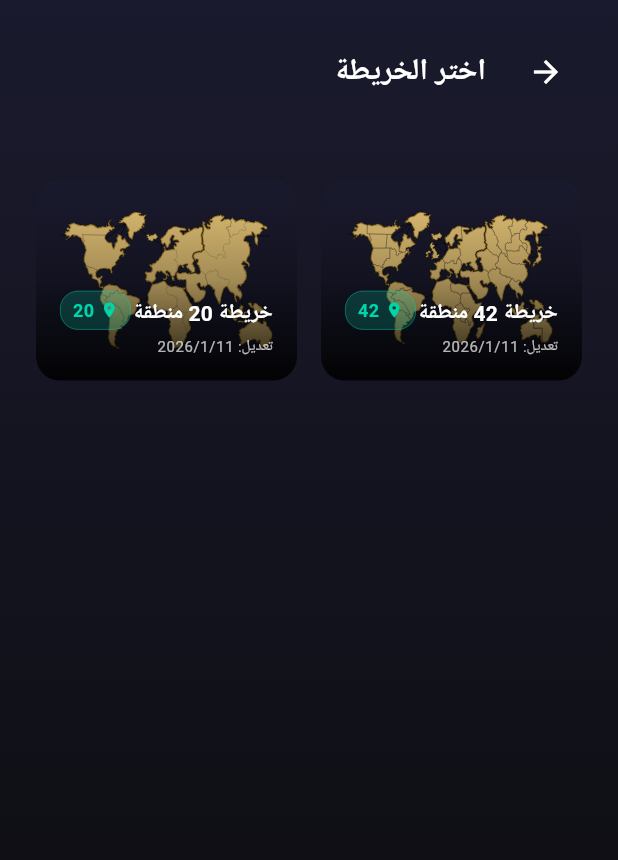
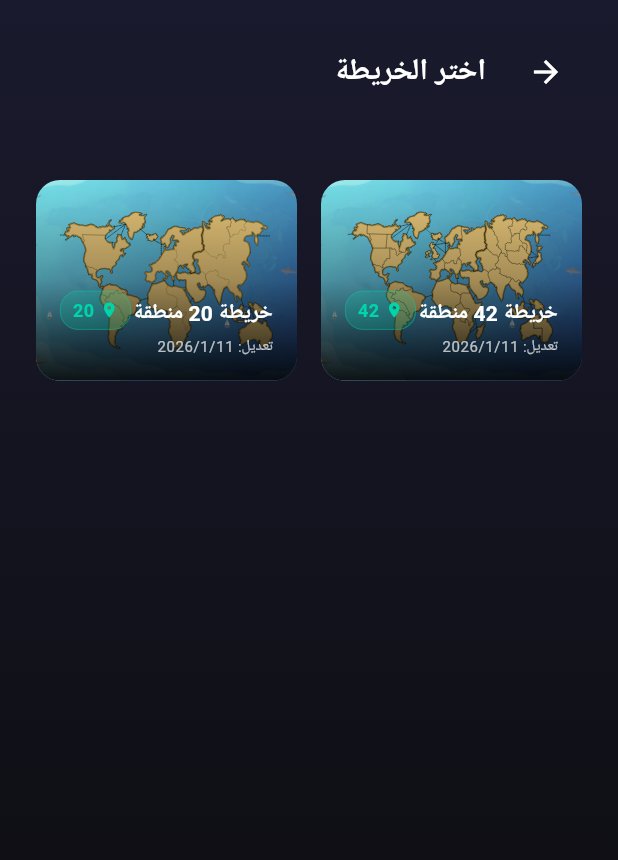
Before and after one commit to A-Altanahy/World-War-3-Game, a Flutter app: the MapSelectionPage screen opened directly, on a phone screen of 412 x 824 dp. Shown: the top 860 px of the screen. Run offline on Flutter 3.47's test engine with Material 3 defaults, Android fonts, the phone set to English and light mode, and no system bars; our stand-ins replace flutter_colorpicker, flutter_svg, shared_preferences; missing offline and left inert: window_manager; accounts and stored records are empty.

Commit message:
Add sea background to map and preview cards

```diff
--- a/lib/widgets/map_preview_card.dart
+++ b/lib/widgets/map_preview_card.dart
@@ -89,8 +89,14 @@ class _MapPreviewCardState extends State<MapPreviewCard>
                     children: [
                       // Background - Actual SVG Map Preview
                       Positioned.fill(
-                        child: Container(
-                          color: AppTheme.surfaceDark,
+                        child: Stack(
+                          fit: StackFit.expand,
+                          children: [
+                            Image.asset(
+                              'assets/sea background1.jpeg',
+                              fit: BoxFit.cover,
+                            ),
+                            Padding(
                               padding: const EdgeInsets.all(16),
                               child: widget.config.interactiveMapAsset != null
                                   ? SvgPicture.asset(
@@ -103,6 +109,8 @@ class _MapPreviewCardState extends State<MapPreviewCard>
                                         primaryColor: AppTheme.primaryNeon,
                                       ),
                                     ),
+                            ),
+                          ],
                         ),
                       ),
 
--- a/pubspec.yaml
+++ b/pubspec.yaml
@@ -74,6 +74,7 @@ flutter:
     - assets/questions/images/
     - assets/questions/images/global/
     - assets/questions/images/math/
+    - assets/sea background1.jpeg
 
 
   # An image asset can refer to one or more resolution-specific "variants", see
```
Also changed, not shown: lib/widgets/vector_map.dart (+7 -0 lines), assets/sea background1.jpeg (added). Lines whose indentation alone changed are shown as unchanged.
